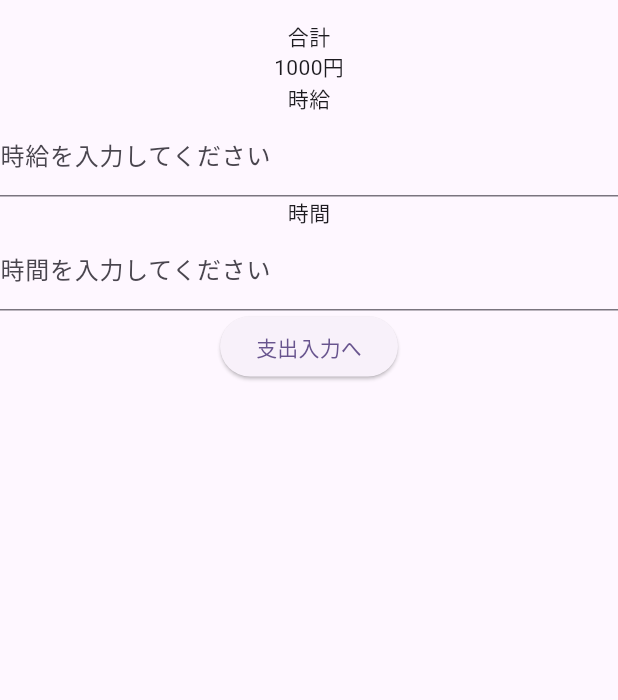
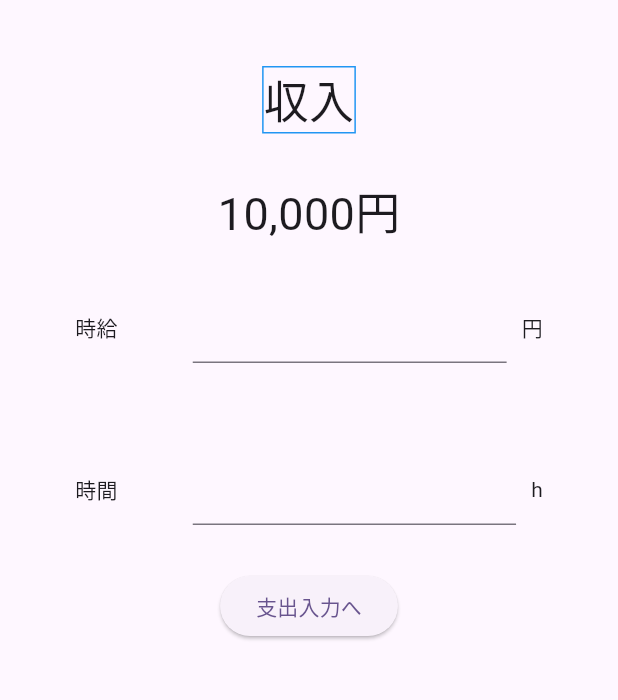
Before and after one commit to kotarowakuwaku/STGs, a Flutter app: the screen it shows after launch, on a phone screen of 412 x 824 dp, the part 63-763 px from its top. Run offline on Flutter 3.47's test engine with Material 3 defaults, Android fonts, the phone set to English and light mode, and no system bars.

Commit message:
画面全体レイアウト調整

```diff
--- a/lib/pages/input/input_ income_page.dart
+++ b/lib/pages/input/input_ income_page.dart
@@ -13,21 +13,64 @@ class InputIncomePage extends StatelessWidget {
         title: const Text('STGs Simulator'),
       ),
       body: Column(children: [
-        const Text('合計'),
-        const Text('1000円'),
-        const Text('時給'),
-        TextField(
-          decoration: const InputDecoration(
-            labelText: '時給を入力してください',
+        Container(
+          margin: EdgeInsets.symmetric(vertical: 30),
+          decoration: BoxDecoration(
+            border: Border.all(color: Colors.blue),
           ),
-          controller: incomeController,
+          child: Text(
+            "収入",
+            textAlign: TextAlign.center,
+            style: TextStyle(
+              fontSize: 30,
+            ),
+          ),
         ),
-        const Text('時間'),
-        TextField(
-          decoration: const InputDecoration(
-            labelText: '時間を入力してください',
+        const Text(
+          '10,000円',
+          style: TextStyle(
+            fontSize: 30,
+          )
+        ),
+        Container(
+          margin: EdgeInsets.symmetric(vertical: 30),
+          child: Row(
+              children: [
+                SizedBox(width: 50),
+                Text('時給'),
+                SizedBox(width: 50), // 適切な間隔を追加するために使用することもできます
+                Expanded(
+                  child: TextField(
+                    decoration: const InputDecoration(
+                    ),
+                    controller: incomeController,
+                  ),
+                ),
+                SizedBox(width: 10),
+                Text('円'),
+                SizedBox(width: 50),
+              ],
+            ),
+        ),
+        Container(
+          margin: EdgeInsets.symmetric(vertical: 30),
+          child: Row(
+            children: [
+              SizedBox(width: 50),
+              Text('時間'),
+              SizedBox(width: 50), // 適切な間隔を追加するために使用することもできます
+              Expanded(
+                child: TextField(
+                  decoration: const InputDecoration(
+                  ),
+                  controller: timeController,
+                ),
+              ),
+              SizedBox(width: 10),
+              Text('h'),
+              SizedBox(width: 50),
+            ],
           ),
-          controller: timeController,
         ),
         ElevatedButton(
             onPressed: () {
```
Also changed, not shown: 2 other files.
